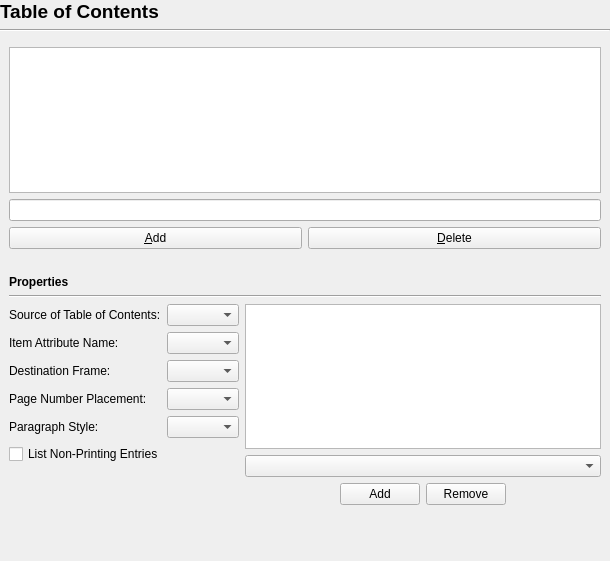
Above: scribus/ui/prefs_tableofcontentsbase.ui from scribusproject/scribus before the change. Below: the same form after it.
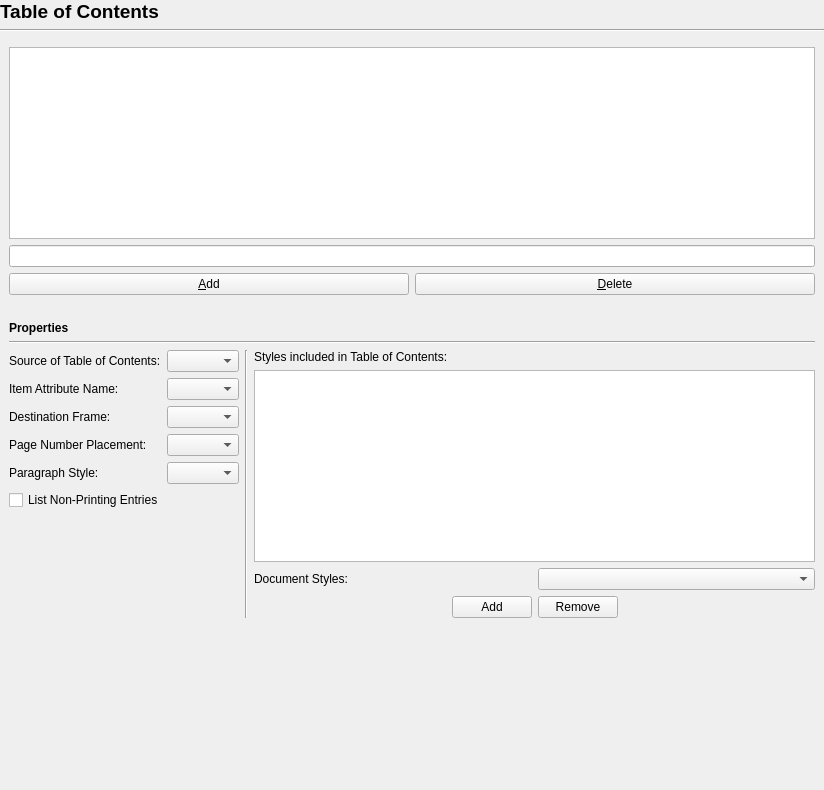
That is the form after the change. Custom widgets are drawn as their Qt base class.

Commit message: Clean up layout in styles selector for TOC. Fix warnings in tablesideselector.h

The edit to the form file:
```diff
--- a/scribus/ui/prefs_tableofcontentsbase.ui
+++ b/scribus/ui/prefs_tableofcontentsbase.ui
@@ -6,8 +6,8 @@
    <rect>
     <x>0</x>
     <y>0</y>
-    <width>610</width>
-    <height>561</height>
+    <width>824</width>
+    <height>790</height>
    </rect>
   </property>
   <layout class="QVBoxLayout" name="verticalLayout">
@@ -60,8 +60,8 @@
        <rect>
         <x>0</x>
         <y>0</y>
-        <width>610</width>
-        <height>519</height>
+        <width>824</width>
+        <height>748</height>
        </rect>
       </property>
       <layout class="QVBoxLayout" name="verticalLayout_3">
@@ -132,7 +132,7 @@
         </widget>
        </item>
        <item>
-        <layout class="QHBoxLayout" name="horizontalLayout_2">
+        <layout class="QHBoxLayout" name="horizontalLayout_3">
          <item>
           <layout class="QFormLayout" name="formLayout">
            <property name="formAlignment">
@@ -232,8 +232,22 @@
            </item>
           </layout>
          </item>
+         <item>
+          <widget class="Line" name="line_3">
+           <property name="orientation">
+            <enum>Qt::Vertical</enum>
+           </property>
+          </widget>
+         </item>
          <item>
           <layout class="QVBoxLayout" name="verticalLayout_2">
+           <item>
+            <widget class="QLabel" name="label_4">
+             <property name="text">
+              <string>Styles included in Table of Contents:</string>
+             </property>
+            </widget>
+           </item>
            <item>
             <widget class="QListWidget" name="styleListWidget">
              <property name="sortingEnabled">
@@ -242,7 +256,25 @@
             </widget>
            </item>
            <item>
-            <widget class="ParaStyleComboBox" name="paragraphStyleComboBox"/>
+            <layout class="QHBoxLayout" name="horizontalLayout_2">
+             <item>
+              <widget class="QLabel" name="label_5">
+               <property name="text">
+                <string>Document Styles:</string>
+               </property>
+              </widget>
+             </item>
+             <item>
+              <widget class="ParaStyleComboBox" name="paragraphStyleComboBox">
+               <property name="sizePolicy">
+                <sizepolicy hsizetype="Preferred" vsizetype="Fixed">
+                 <horstretch>0</horstretch>
+                 <verstretch>0</verstretch>
+                </sizepolicy>
+               </property>
+              </widget>
+             </item>
+            </layout>
            </item>
            <item>
             <layout class="QHBoxLayout" name="horizontalLayout">
```
The commit also changes 1 other file.
